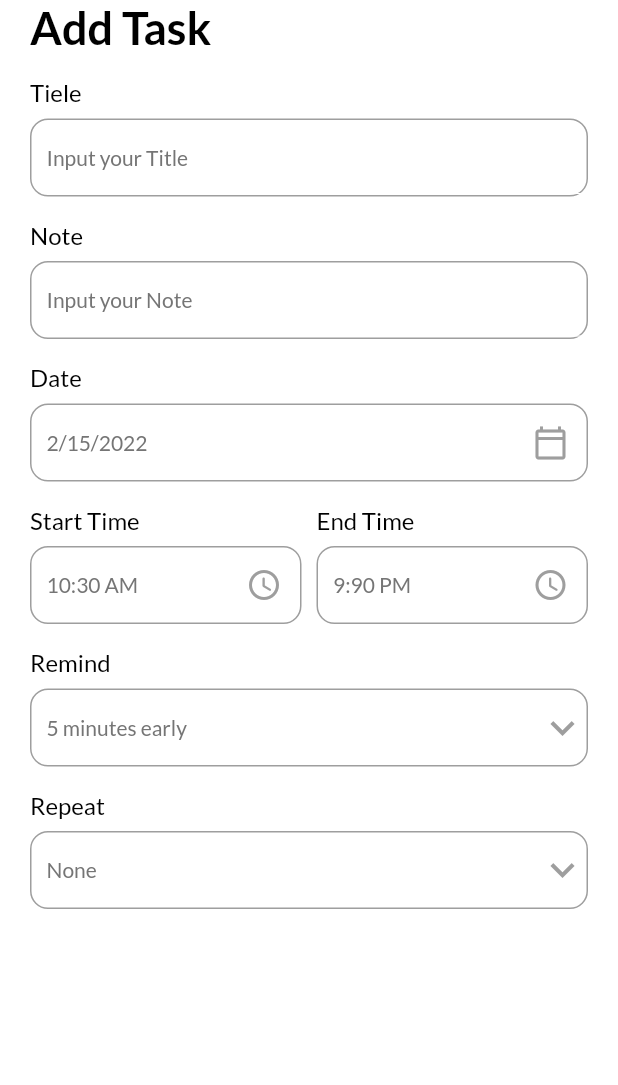
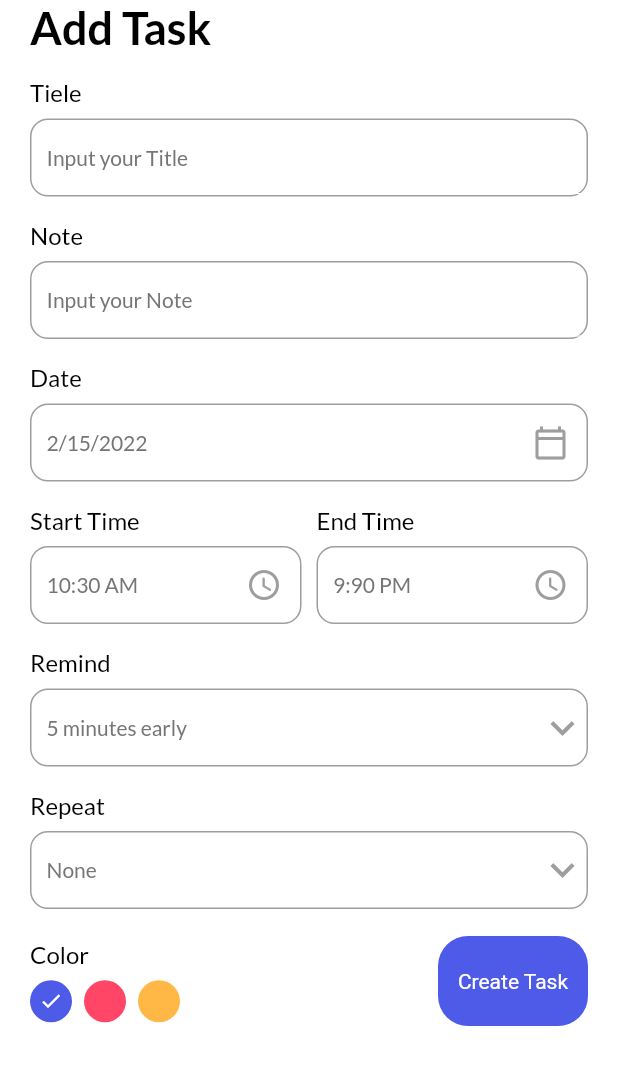
Before and after one commit to KasunHasanga/flutter_to_do, a Flutter app: the AddTaskPage screen opened directly, on a phone screen of 412 x 824 dp, the part 84-1169 px from its top. Run offline on Flutter 3.47's test engine with Material 2 defaults, Android fonts, the phone set to English and light mode, and no system bars; our stand-ins replace date_picker_timeline, flutter_local_notifications, get, get_storage, google_fonts, timezone; accounts and stored records are empty.

Commit message:
add color pallete

```diff
--- a/lib/ui/addTaskPage.dart
+++ b/lib/ui/addTaskPage.dart
@@ -2,6 +2,7 @@ import 'package:flutter/material.dart';
 import 'package:get/get.dart';
 import 'package:intl/intl.dart';
 import 'package:to_do_app/ui/theme.dart';
+import 'package:to_do_app/ui/widgets/buttons.dart';
 import 'package:to_do_app/ui/widgets/input_field.dart';
 
 class AddTaskPage extends StatefulWidget {
@@ -19,19 +20,15 @@ class _AddTaskPageState extends State<AddTaskPage> {
   String _startTime = DateFormat('hh:mm a').format(DateTime.now()).toString();
 
   //for reminder
-  int _selectedRemind =5;
-  List<int> remindList=[
-    5,10,15,20
-  ];
+  int _selectedRemind = 5;
+  List<int> remindList = [5, 10, 15, 20];
 
   //for repeat
-  String _selectedRepeat="None";
-  List<String> repeatList=[
-    "None",
-  "Daily",
-  "Weekly",
-  "Monthly"
-  ];
+  String _selectedRepeat = "None";
+  List<String> repeatList = ["None", "Daily", "Weekly", "Monthly"];
+
+  //for color
+  int _selectedColor=0;
 
   @override
   Widget build(BuildContext context) {
@@ -93,53 +90,120 @@ class _AddTaskPageState extends State<AddTaskPage> {
                   )
                 ],
               ),
-              MyInputField(title: "Remind",
+              MyInputField(
+                title: "Remind",
                 hint: "$_selectedRemind minutes early",
                 widget: DropdownButton(
-                  icon: Icon(Icons.keyboard_arrow_down,color: Colors.grey,),
+                  icon: Icon(
+                    Icons.keyboard_arrow_down,
+                    color: Colors.grey,
+                  ),
                   iconSize: 32,
                   elevation: 4,
                   style: subTitleStyle,
-                  underline: Container(height: 0,),
-                  items: remindList.map<DropdownMenuItem<String>>((int value){
+                  underline: Container(
+                    height: 0,
+                  ),
+                  items: remindList.map<DropdownMenuItem<String>>((int value) {
                     return DropdownMenuItem<String>(
                       value: value.toString(),
-                      child: Text(value.toString(),style: TextStyle(color: Colors.grey),),
+                      child: Text(
+                        value.toString(),
+                        style: TextStyle(color: Colors.grey),
+                      ),
                     );
                   }).toList(),
                   onChanged: (String? value) {
                     setState(() {
-                      _selectedRemind =int.parse(value!);
+                      _selectedRemind = int.parse(value!);
                     });
                   },
-                ),),
-              MyInputField(title: "Repeat",
+                ),
+              ),
+              MyInputField(
+                title: "Repeat",
                 hint: _selectedRepeat,
                 widget: DropdownButton(
-                  icon: const Icon(Icons.keyboard_arrow_down,color: Colors.grey,),
+                  icon: const Icon(
+                    Icons.keyboard_arrow_down,
+                    color: Colors.grey,
+                  ),
                   iconSize: 32,
                   elevation: 4,
                   style: subTitleStyle,
-                  underline: Container(height: 0,),
-                  items: repeatList.map<DropdownMenuItem<String>>((String value){
+                  underline: Container(
+                    height: 0,
+                  ),
+                  items:
+                      repeatList.map<DropdownMenuItem<String>>((String value) {
                     return DropdownMenuItem<String>(
                       value: value,
-                      child: Text(value,style: TextStyle(color: Colors.grey),),
+                      child: Text(
+                        value,
+                        style: TextStyle(color: Colors.grey),
+                      ),
                     );
                   }).toList(),
                   onChanged: (String? value) {
                     setState(() {
-                      _selectedRepeat =value!;
+                      _selectedRepeat = value!;
                     });
                   },
-                ),),
+                ),
+              ),
+              SizedBox(
+                height: 18,
+              ),
+              Row(
+                mainAxisAlignment: MainAxisAlignment.spaceBetween,
+                crossAxisAlignment:CrossAxisAlignment.center ,
+                children: [
+                  _colorPallete(),
+                  MyButton(label: "Create Task", ontap: (){
+
+                  })
+                ],
+              ),
+              SizedBox(
+                height: 25,
+              ),
             ],
           ),
         ),
       ),
     );
   }
-
+_colorPallete(){
+    return Column(
+      crossAxisAlignment: CrossAxisAlignment.start,
+      children: [
+        Text(
+          "Color",
+          style: titleStyle,
+        ),
+        SizedBox(height: 8.0,),
+        Wrap(
+          children: List<Widget>.generate(3, (index) {
+            return GestureDetector(
+              onTap: (){
+                setState(() {
+                  _selectedColor =index;
+                });
+              },
+              child: Padding(
+                padding: EdgeInsets.only(right: 8.0),
+                child: CircleAvatar(
+                  radius: 14,
+                  backgroundColor: index==0?primryClr:index==1?pinkClr:yelloClr,
+                  child: (index== _selectedColor )?Icon(Icons.done,color: Colors.white,size: 16,):Container(),
+                ),
+              ),
+            );
+          }),
+        )
+      ],
+    );
+}
   _appBar(BuildContext context) {
     return AppBar(
       backgroundColor: context.theme.backgroundColor,
```
